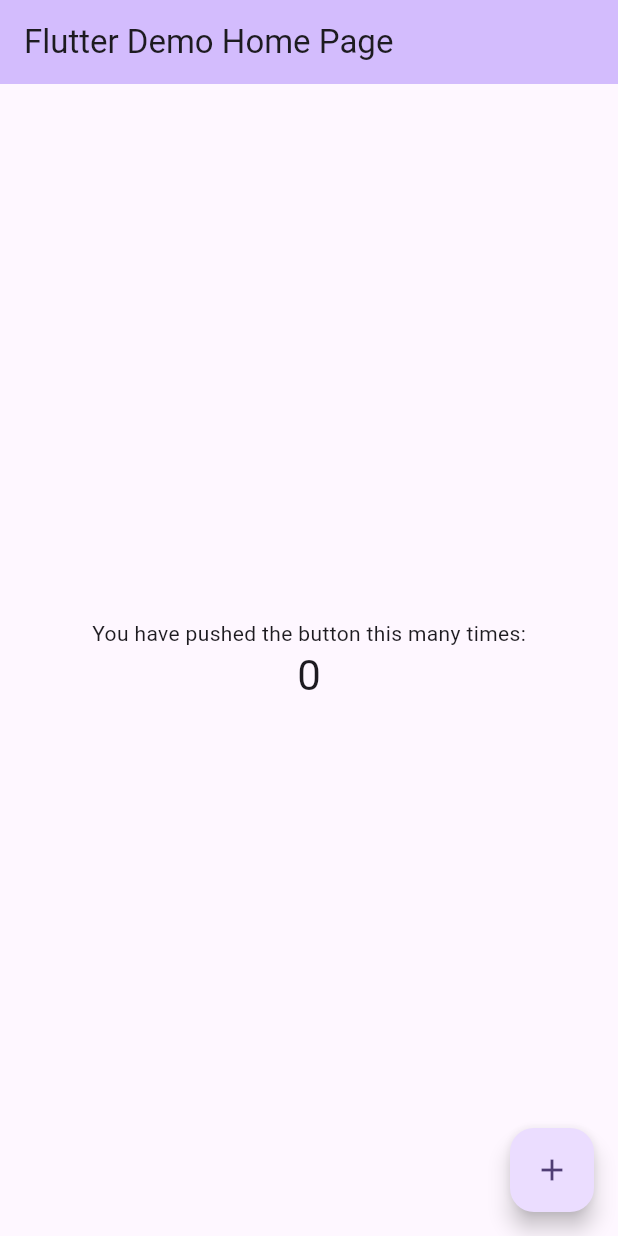
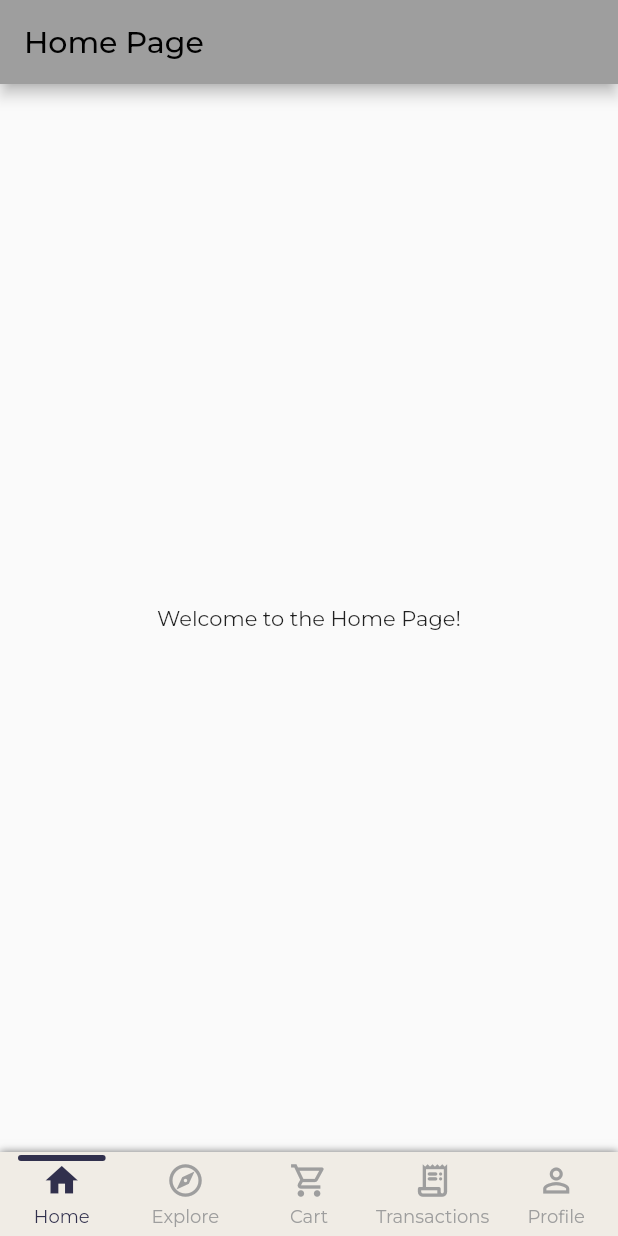
Before and after one commit to nyvee/frontend-project, a Flutter app: the screen it shows after launch, on a phone screen of 412 x 824 dp. Run offline on Flutter 3.47's test engine with Material 2 defaults, Android fonts, the phone set to English and light mode, and no system bars; drawn by our look-alikes of persistent_bottom_nav_bar_v2; our stand-ins replace google_fonts.

Commit message:
Profile Page, 2 Components
Working profile page data fetch, tinggal fix user id.
Reusable navbar component
Reusable header (Back, "Title")

```diff
--- /dev/null
+++ b/lib/components/navbar.dart
@@ -0,0 +1,101 @@
+import 'package:flutter/material.dart';
+import 'package:persistent_bottom_nav_bar_v2/persistent-tab-view.dart';
+import '../pages/home.dart';
+import '../pages/explore.dart';
+import '../pages/cart.dart';
+import '../pages/transactions.dart';
+import '../pages/profile.dart';
+
+class MyBottomNavBar extends StatelessWidget {
+  final PersistentTabController controller;
+  final int currentIndex;
+  final Function(int) onItemSelected;
+
+  const MyBottomNavBar({
+    Key? key,
+    required this.controller,
+    required this.currentIndex,
+    required this.onItemSelected,
+  }) : super(key: key);
+
+  @override
+  Widget build(BuildContext context) {
+    return PersistentTabView(
+      context,
+      controller: controller, // Use the provided controller directly
+      screens: _buildScreens(),
+      items: _navBarsItems(),
+      confineInSafeArea: true,
+      backgroundColor: Color.fromARGB(255, 240, 236, 229),
+      handleAndroidBackButtonPress: true,
+      resizeToAvoidBottomInset: true,
+      stateManagement: true,
+      hideNavigationBarWhenKeyboardShows: true,
+      decoration: const NavBarDecoration(
+        boxShadow: [
+          BoxShadow(
+            color: Colors.black54,
+            blurRadius: 4.0,
+          ),
+        ],
+      ),
+      navBarStyle: NavBarStyle.style3,
+      onItemSelected: onItemSelected,
+    );
+  }
+
+  List<Widget> _buildScreens() {
+    return [
+      HomePage(),
+      ExplorePage(),
+      CartPage(),
+      TransactionsPage(),
+      ProfilePage(),
+    ];
+  }
+
+  List<PersistentBottomNavBarItem> _navBarsItems() {
+    return [
+      PersistentBottomNavBarItem(
+        icon: currentIndex == 0
+            ? const Icon(Icons.home)
+            : const Icon(Icons.home_outlined),
+        title: 'Home',
+        activeColorPrimary: Color.fromARGB(255, 49, 48, 77),
+        inactiveColorPrimary: Colors.grey,
+      ),
+      PersistentBottomNavBarItem(
+        icon: currentIndex == 1
+            ? const Icon(Icons.explore_rounded)
+            : const Icon(Icons.explore_outlined),
+        title: 'Explore',
+        activeColorPrimary: Color.fromARGB(255, 49, 48, 77),
+        inactiveColorPrimary: Colors.grey,
+      ),
+      PersistentBottomNavBarItem(
+        icon: currentIndex == 2
+            ? const Icon(Icons.shopping_cart)
+            : const Icon(Icons.shopping_cart_outlined),
+        title: 'Cart',
+        activeColorPrimary: Color.fromARGB(255, 49, 48, 77),
+        inactiveColorPrimary: Colors.grey,
+      ),
+      PersistentBottomNavBarItem(
+        icon: currentIndex == 3
+            ? const Icon(Icons.receipt_long)
+            : const Icon(Icons.receipt_long_rounded),
+        title: 'Transactions',
+        activeColorPrimary: Color.fromARGB(255, 49, 48, 77),
+        inactiveColorPrimary: Colors.grey,
+      ),
+      PersistentBottomNavBarItem(
+        icon: currentIndex == 4
+            ? const Icon(Icons.person)
+            : const Icon(Icons.person_outline),
+        title: 'Profile',
+        activeColorPrimary: Color.fromARGB(255, 49, 48, 77),
+        inactiveColorPrimary: Colors.grey,
+      ),
+    ];
+  }
+}
--- a/lib/main.dart
+++ b/lib/main.dart
@@ -1,125 +1,56 @@
 import 'package:flutter/material.dart';
+import 'package:persistent_bottom_nav_bar_v2/persistent-tab-view.dart';
+import 'components/navbar.dart';
+import 'package:google_fonts/google_fonts.dart';
 
 void main() {
   runApp(const MyApp());
 }
 
 class MyApp extends StatelessWidget {
-  const MyApp({super.key});
+  const MyApp({Key? key}) : super(key: key);
 
-  // This widget is the root of your application.
   @override
   Widget build(BuildContext context) {
+    PersistentTabController _controller =
+        PersistentTabController(initialIndex: 0);
+
     return MaterialApp(
-      title: 'Flutter Demo',
+      title: 'My Flutter App',
+      debugShowCheckedModeBanner: false, // Hide the debug banner
       theme: ThemeData(
-        // This is the theme of your application.
-        //
-        // TRY THIS: Try running your application with "flutter run". You'll see
-        // the application has a blue toolbar. Then, without quitting the app,
-        // try changing the seedColor in the colorScheme below to Colors.green
-        // and then invoke "hot reload" (save your changes or press the "hot
-        // reload" button in a Flutter-supported IDE, or press "r" if you used
-        // the command line to start the app).
-        //
-        // Notice that the counter didn't reset back to zero; the application
-        // state is not lost during the reload. To reset the state, use hot
-        // restart instead.
-        //
-        // This works for code too, not just values: Most code changes can be
-        // tested with just a hot reload.
-        colorScheme: ColorScheme.fromSeed(seedColor: Colors.deepPurple),
-        useMaterial3: true,
+        textTheme: GoogleFonts.montserratTextTheme(
+          Theme.of(context).textTheme,
+        ), // Set the default font family
+        primarySwatch: Colors.grey, // Set the primary color of the app to white
       ),
-      home: const MyHomePage(title: 'Flutter Demo Home Page'),
+      home: AppBottomNavBar(controller: _controller),
     );
   }
 }
 
-class MyHomePage extends StatefulWidget {
-  const MyHomePage({super.key, required this.title});
+class AppBottomNavBar extends StatefulWidget {
+  final PersistentTabController controller;
 
-  // This widget is the home page of your application. It is stateful, meaning
-  // that it has a State object (defined below) that contains fields that affect
-  // how it looks.
-
-  // This class is the configuration for the state. It holds the values (in this
-  // case the title) provided by the parent (in this case the App widget) and
-  // used by the build method of the State. Fields in a Widget subclass are
-  // always marked "final".
-
-  final String title;
+  const AppBottomNavBar({Key? key, required this.controller}) : super(key: key);
 
   @override
-  State<MyHomePage> createState() => _MyHomePageState();
+  _AppBottomNavBarState createState() => _AppBottomNavBarState();
 }
 
-class _MyHomePageState extends State<MyHomePage> {
-  int _counter = 0;
-
-  void _incrementCounter() {
-    setState(() {
-      // This call to setState tells the Flutter framework that something has
-      // changed in this State, which causes it to rerun the build method below
-      // so that the display can reflect the updated values. If we changed
-      // _counter without calling setState(), then the build method would not be
-      // called again, and so nothing would appear to happen.
-      _counter++;
-    });
-  }
-
+class _AppBottomNavBarState extends State<AppBottomNavBar> {
   @override
   Widget build(BuildContext context) {
-    // This method is rerun every time setState is called, for instance as done
-    // by the _incrementCounter method above.
-    //
-    // The Flutter framework has been optimized to make rerunning build methods
-    // fast, so that you can just rebuild anything that needs updating rather
-    // than having to individually change instances of widgets.
     return Scaffold(
-      appBar: AppBar(
-        // TRY THIS: Try changing the color here to a specific color (to
-        // Colors.amber, perhaps?) and trigger a hot reload to see the AppBar
-        // change color while the other colors stay the same.
-        backgroundColor: Theme.of(context).colorScheme.inversePrimary,
-        // Here we take the value from the MyHomePage object that was created by
-        // the App.build method, and use it to set our appbar title.
-        title: Text(widget.title),
+      body: MyBottomNavBar(
+        controller: widget.controller,
+        currentIndex: widget.controller.index,
+        onItemSelected: (index) {
+          setState(() {
+            widget.controller.index = index;
+          });
+        },
       ),
-      body: Center(
-        // Center is a layout widget. It takes a single child and positions it
-        // in the middle of the parent.
-        child: Column(
-          // Column is also a layout widget. It takes a list of children and
-          // arranges them vertically. By default, it sizes itself to fit its
-          // children horizontally, and tries to be as tall as its parent.
-          //
-          // Column has various properties to control how it sizes itself and
-          // how it positions its children. Here we use mainAxisAlignment to
-          // center the children vertically; the main axis here is the vertical
-          // axis because Columns are vertical (the cross axis would be
-          // horizontal).
-          //
-          // TRY THIS: Invoke "debug painting" (choose the "Toggle Debug Paint"
-          // action in the IDE, or press "p" in the console), to see the
-          // wireframe for each widget.
-          mainAxisAlignment: MainAxisAlignment.center,
-          children: <Widget>[
-            const Text(
-              'You have pushed the button this many times:',
-            ),
-            Text(
-              '$_counter',
-              style: Theme.of(context).textTheme.headlineMedium,
-            ),
-          ],
-        ),
-      ),
-      floatingActionButton: FloatingActionButton(
-        onPressed: _incrementCounter,
-        tooltip: 'Increment',
-        child: const Icon(Icons.add),
-      ), // This trailing comma makes auto-formatting nicer for build methods.
     );
   }
 }
--- /dev/null
+++ b/lib/pages/cart.dart
@@ -0,0 +1,17 @@
+// cart.dart
+
+import 'package:flutter/material.dart';
+
+class CartPage extends StatelessWidget {
+  @override
+  Widget build(BuildContext context) {
+    return Scaffold(
+      appBar: AppBar(
+        title: Text('Cart Page'),
+      ),
+      body: Center(
+        child: Text('Your shopping cart is empty!'),
+      ),
+    );
+  }
+}
--- /dev/null
+++ b/lib/pages/explore.dart
@@ -0,0 +1,17 @@
+// explore.dart
+
+import 'package:flutter/material.dart';
+
+class ExplorePage extends StatelessWidget {
+  @override
+  Widget build(BuildContext context) {
+    return Scaffold(
+      appBar: AppBar(
+        title: Text('Explore Page'),
+      ),
+      body: Center(
+        child: Text('Explore and discover new things here!'),
+      ),
+    );
+  }
+}
--- /dev/null
+++ b/lib/pages/home.dart
@@ -0,0 +1,17 @@
+// home.dart
+
+import 'package:flutter/material.dart';
+
+class HomePage extends StatelessWidget {
+  @override
+  Widget build(BuildContext context) {
+    return Scaffold(
+      appBar: AppBar(
+        title: Text('Home Page'),
+      ),
+      body: Center(
+        child: Text('Welcome to the Home Page!'),
+      ),
+    );
+  }
+}
--- a/pubspec.yaml
+++ b/pubspec.yaml
@@ -35,6 +35,9 @@ dependencies:
   # The following adds the Cupertino Icons font to your application.
   # Use with the CupertinoIcons class for iOS style icons.
   cupertino_icons: ^1.0.2
+  google_fonts: ^6.1.0
+  persistent_bottom_nav_bar_v2: ^4.2.8
+  http: ^1.1.0
 
 dev_dependencies:
   flutter_test:
```
Also changed, not shown: lib/components/appbar.dart (added, +44 -0 lines), lib/pages/profile.dart (added, +141 -0 lines), lib/pages/transactions.dart (added, +17 -0 lines), pubspec.lock, 1 other file.
